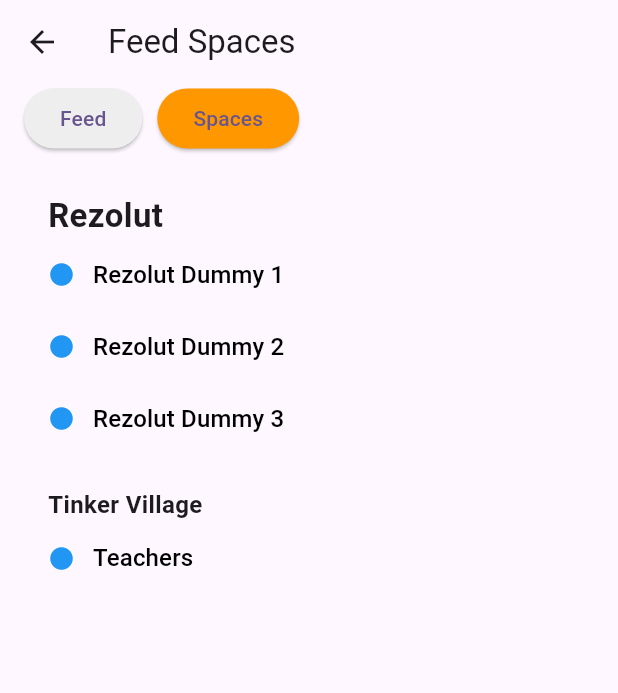
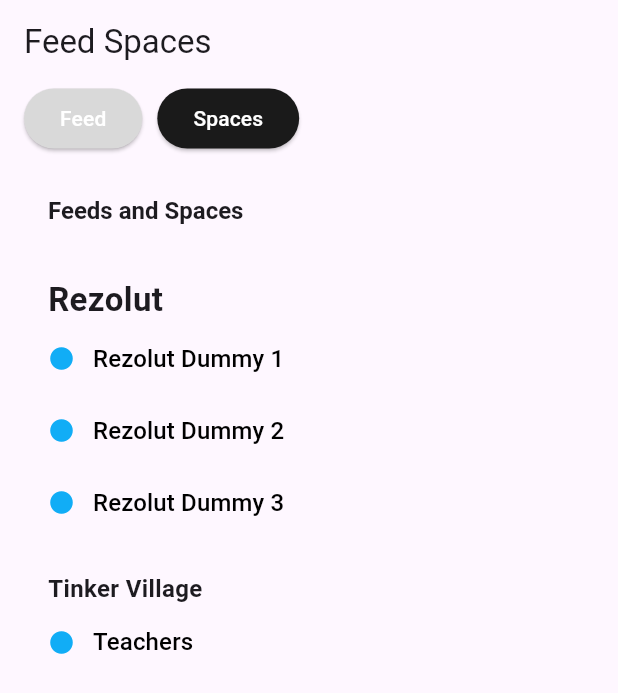
Before and after one commit to Durgesh9M/feed-spaces, a Flutter app: the FeedSpacesScreen screen opened directly, tab 2 chosen, after a tap on "Feed", after a tap on "Spaces", on a phone screen of 412 x 824 dp. Shown: the top 693 px of the screen. Run offline on Flutter 3.47's test engine with Material 3 defaults, Android fonts, the phone set to English and light mode, and no system bars; our stand-ins replace bloc, expandable_text, flutter_bloc.

Commit message:
modified post card widget and created space model class

```diff
--- /dev/null
+++ b/lib/core/utils/app_colors.dart
@@ -0,0 +1,9 @@
+import 'dart:ui';
+
+class AppColors{
+  static const lightGrey = Color(0xffF5F5F5);
+  static const black = Color(0xff1A1A1A);
+  static const grey = Color(0xffD9D9D9);
+  static const red = Color(0xff8B1A10);
+  static const blue = Color(0xff11ADF6);
+}
--- a/lib/features/feed_spaces/bloc/feed_spaces_bloc.dart
+++ b/lib/features/feed_spaces/bloc/feed_spaces_bloc.dart
@@ -15,7 +15,7 @@
       TabChangeEvent event, Emitter<FeedSpacesState> emit) async {
     try {
       selectedTabIndex = event.index;
-      emit(TabSelectedIndex());
+      emit(TabSelectedIndex(selectedTabIndex));
     } on Exception catch (e) {
       print(e);
     }
--- a/lib/features/feed_spaces/bloc/feed_spaces_state.dart
+++ b/lib/features/feed_spaces/bloc/feed_spaces_state.dart
@@ -6,7 +6,7 @@
 final class FeedSpacesInitial extends FeedSpacesState {}
 
 class TabSelectedIndex extends FeedSpacesState {
-  // final int currentIndex;
+  final int currentIndex;
 
-  // TabSelectedIndex({});
+  TabSelectedIndex(this.currentIndex);
 }
--- a/lib/features/feed_spaces/ui/feed_spaces_screen.dart
+++ b/lib/features/feed_spaces/ui/feed_spaces_screen.dart
@@ -1,3 +1,4 @@
+import 'package:feed_spaces/core/utils/app_colors.dart';
 import 'package:feed_spaces/features/feed_spaces/bloc/feed_spaces_bloc.dart';
 import 'package:feed_spaces/features/feed_spaces/ui/widgets/spaces_screen.dart';
 import 'package:flutter/material.dart';
@@ -35,12 +36,14 @@
                           style: ButtonStyle(
                               backgroundColor: WidgetStatePropertyAll(
                                   feedSpacesBloc.selectedTabIndex == 0
-                                      ? Colors.orange
-                                      : Colors.grey.shade200)),
+                                      ? AppColors.black
+                                      : AppColors.grey)),
                           onPressed: () {
                             feedSpacesBloc.add(TabChangeEvent(index: 0));
                           },
-                          child: Text('Feed')),
+                          child: Text('Feed', style: TextStyle(
+                            color: Colors.white
+                          ),)),
                     ),
                     SizedBox(
                       width: 10,
@@ -50,12 +53,14 @@
                         style: ButtonStyle(
                             backgroundColor: WidgetStatePropertyAll(
                                 feedSpacesBloc.selectedTabIndex == 1
-                                    ? Colors.orange
-                                    : Colors.grey.shade200)),
+                                    ? AppColors.black
+                                    : AppColors.grey)),
                         onPressed: () {
                           feedSpacesBloc.add(TabChangeEvent(index: 1));
                         },
-                        child: Text('Spaces'),
+                        child: Text('Spaces',  style: TextStyle(
+                            color: Colors.white
+                        )),
                       ),
                     ),
                   ],
--- a/lib/features/feed_spaces/ui/widgets/feed_screen.dart
+++ b/lib/features/feed_spaces/ui/widgets/feed_screen.dart
@@ -1,4 +1,7 @@
+import 'package:feed_spaces/features/feed_spaces/widgets/post_card.dart';
 import 'package:flutter/material.dart';
+
+import '../../../../core/utils/app_colors.dart';
 
 class FeedScreen extends StatefulWidget {
   const FeedScreen({super.key});
@@ -10,9 +13,26 @@
 class _FeedScreenState extends State<FeedScreen> {
   @override
   Widget build(BuildContext context) {
-    return Container(
-      child: Center(
-        child: Text('Feed Screen'),
+    return Scaffold(
+      body: Container(
+        child: Column(
+          children: [
+            PostCard(
+              imageUrl: AssetImage("assets/images/cat.jpg"),
+              radius: 25,
+              author: "Douglas Tyler",
+              subtitle: "Rezolut Dummy 1",
+              title: "Ai is new development",
+              content: "Lorem Ipsum is simply dummy text of the printing and typesetting industry. Lorem Ipsum has been the industry's standard dummy text ever since the 1500s, when an unknown printer took a galley of type and scrambled it to make a type specimen book. It has survived not only five centuries, but also the leap into electronic typesetting, remaining essentially unchanged. It was popularised in the 1960s with the release of Letraset sheets containing Lorem Ipsum passages, and more recently with desktop publishing software like Aldus PageMaker including versions of Lorem Ipsum.",
+              Icon: Icon(Icons.favorite, color: Colors.red,),
+              Icon2: Icon(Icons.comment),
+              likesCount: 10,
+              commentCount: 2,
+              date: DateTime.now(),
+            )
+
+          ],
+        ),
       ),
     );
   }
--- a/lib/features/feed_spaces/ui/widgets/spaces_screen.dart
+++ b/lib/features/feed_spaces/ui/widgets/spaces_screen.dart
@@ -1,3 +1,4 @@
+import 'package:feed_spaces/core/utils/app_colors.dart';
 import 'package:flutter/material.dart';
 
 class SpacesScreen extends StatefulWidget {
@@ -11,6 +12,11 @@
   @override
   Widget build(BuildContext context) {
     return Scaffold(
+      appBar: AppBar(
+        title: Text("Feeds and Spaces",
+          style: TextStyle(fontSize: 16.0,
+              fontWeight: FontWeight.bold),),
+      ),
       body: Container(
         // color: Colors.red,
         padding: EdgeInsets.all(16.0),
@@ -18,12 +24,12 @@
           crossAxisAlignment: CrossAxisAlignment.start,
           children: [
             Text("Rezolut",
-            style: TextStyle(fontSize: 22.0,
-            fontWeight: FontWeight.bold),),
+              style: TextStyle(fontSize: 22.0,
+                  fontWeight: FontWeight.bold),),
             Row(
               children: [
-                Icon(Icons.circle, color: Colors.blue,
-                size: 18.0,),
+                Icon(Icons.circle, color: AppColors.blue,
+                  size: 18.0,),
                 TextButton(onPressed: (){},
                     child: Text("Rezolut Dummy 1" , style: TextStyle(
                       color: Colors.black,
@@ -33,7 +39,7 @@
             ),
             Row(
               children: [
-                Icon(Icons.circle, color: Colors.blue, size: 18.0,),
+                Icon(Icons.circle, color: AppColors.blue, size: 18.0,),
                 TextButton(onPressed: (){},
                     child: Text("Rezolut Dummy 2" , style: TextStyle(
                       color: Colors.black,
@@ -43,7 +49,7 @@
             ),
             Row(
               children: [
-                Icon(Icons.circle, color: Colors.blue, size: 18.0,),
+                Icon(Icons.circle, color: AppColors.blue, size: 18.0,),
                 TextButton(onPressed: (){},
                     child: Text("Rezolut Dummy 3" , style: TextStyle(
                       color: Colors.black,
@@ -58,7 +64,7 @@
 
             Row(
               children: [
-                Icon(Icons.circle, color: Colors.blue, size: 18.0,),
+                Icon(Icons.circle, color: AppColors.blue, size: 18.0,),
                 TextButton(onPressed: (){},
                     child: Text("Teachers", style: TextStyle(
                       color: Colors.black,
--- a/lib/features/feed_spaces/widgets/post_card.dart
+++ b/lib/features/feed_spaces/widgets/post_card.dart
@@ -1,3 +1,5 @@
+import 'package:expandable_text/expandable_text.dart';
+import 'package:feed_spaces/core/utils/app_colors.dart';
 import 'package:flutter/material.dart';
 
 class PostCard extends StatelessWidget {
@@ -10,9 +12,8 @@
   final TextStyle? contentStyle;
   final ImageProvider? imageUrl;
   final DateTime? date;
-  final Widget? IconButton;
-  final Widget? IconButton2;
   final Widget? Icon;
+  final Widget? Icon2;
   final Widget? child;
   final double? height;
   final double? width;
@@ -27,7 +28,6 @@
       this.content,
       this.imageUrl,
       this.date,
-      this.IconButton,
       this.Icon,
       this.child,
       this.height,
@@ -39,63 +39,91 @@
       this.subTitleStyle,
       this.contentStyle,
       this.author,
-        this.IconButton2});
+        this.Icon2,});
 
   @override
-
   Widget build(BuildContext context) {
     return Center(
       child: Container(
+          decoration: BoxDecoration(
+            color: AppColors.lightGrey,
+            borderRadius: BorderRadius.circular(20.0),
+            // border: Border.all(color: Colors.black)
+          ),
           // padding: EdgeInsets.all(16.0),
           height: height,
           width: width,
-        child: Card(
-          margin: EdgeInsets.all(16.0),
-          color: Colors.grey[200],
           child: Column(
-            crossAxisAlignment: CrossAxisAlignment.start,
+            mainAxisSize: MainAxisSize.min,
+            children: [
+              ListTile(
+                leading: CircleAvatar(
+                  backgroundImage: imageUrl,
+                  radius: radius,
+                ),
+                title: Text(
+                  author!,
+                  style: TextStyle(fontWeight: FontWeight.bold,
+                  fontSize: 14.0),
+                ),
+                subtitle: subtitle != null ? Text(subtitle!,
+                style: TextStyle(fontSize: 12.0),) : null,
+              ),
+              Padding(
+                padding: const EdgeInsets.only(left: 8.0),
+                child: Align(
+                  alignment: Alignment.centerLeft,
+                  child:               Text(title ?? "", style: TextStyle(fontWeight: FontWeight.bold,
+                      fontSize: 16.0),),
+                ),
+              ),
+              if (content != null)
+                Padding(
+                  padding: const EdgeInsets.all(8.0),
+                  child: ExpandableText(
+                    content!,
+                    style: TextStyle(fontSize: 14.0),
+                    expandText: "\nShow more",
+                    expandOnTextTap: true,
+                    collapseText: "\nShow less",
+                    maxLines: 5,
+                    linkColor: Colors.black,
+                    linkStyle: TextStyle(
+                      fontWeight: FontWeight.bold
+                    ),
+                  ),
+                ),
+              Divider(
+                color: Colors.grey,
+                thickness: 0.5,
+              ),
+              Padding(
+                padding: const EdgeInsets.only(right: 8.0, left: 8.0, bottom: 16.0),
+                child: Row(
+                  mainAxisAlignment: MainAxisAlignment.spaceBetween,
                   children: [
                     Row(
                       children: [
-                  CircleAvatar(
-                    backgroundImage: imageUrl,
-                    radius: radius,
+                        InkWell(
+                          onTap: (){},
+                          child: Icon,
                         ),
-                  SizedBox(width: 10.0,),
-                  Column(
-                    children: [
-                      Text(author ?? "hbchbc", style: TextStyle(
-                        fontWeight: FontWeight.bold,
-                        fontSize: 22.0,
-                        color: Colors.black,
-                      ),),
-                      Text(subtitle ?? "bsbbaj"),
-                    ],
-                  )
-                ]
+                        // IconButton!,
+                        Text(likesCount!.toString() ?? ""),
+                        SizedBox(width: 8.0,),
+                        InkWell(
+                          onTap: (){},
+                          child: Icon2,
                         ),
-              Text(title ?? "kkncnkckcd",),
-              Text(content ?? "xkxnak",
-              textAlign: TextAlign.left,),
-              Divider(
-                thickness: 1.0,
-                color: Colors.grey,
-              ),
-              Row(
-                children: [
-                  IconButton!,
-                  Text(likesCount.toString()),
-                  SizedBox(width: 10.0,),
-                  IconButton2!,
-                  Text(commentCount.toString()),
-                  SizedBox(width: 20.0,),
-                  Text(date!.toString().substring(0,10)),
+                        Text(commentCount!.toString() ?? ""),
                       ],
                     ),
-        ]
+                    Text(date.toString().substring(0, 10) ?? ""),
+                  ],
                 ),
-      ),
-      ),
+              )
+            ],
+          )),
     );
   }
 }
--- /dev/null
+++ b/lib/features/source/api_endpoint.dart
@@ -0,0 +1 @@
+class
--- a/lib/main.dart
+++ b/lib/main.dart
@@ -1,6 +1,4 @@
 import 'package:feed_spaces/features/feed_spaces/ui/feed_spaces_screen.dart';
-import 'package:feed_spaces/features/feed_spaces/ui/feeds_page.dart';
-import 'package:feed_spaces/features/feed_spaces/ui/spaces_page.dart';
 import 'package:feed_spaces/features/feed_spaces/widgets/post_card.dart';
 import 'package:flutter/material.dart';
 
@@ -20,7 +18,7 @@
         colorScheme: ColorScheme.fromSeed(seedColor: Colors.deepPurple),
         useMaterial3: true,
       ),
-      home: FeedsPage(),
+      home: FeedSpacesScreen()
     );
   }
 }
--- a/pubspec.yaml
+++ b/pubspec.yaml
@@ -36,6 +36,8 @@
   # The following adds the Cupertino Icons font to your application.
   # Use with the CupertinoIcons class for iOS style icons.
   cupertino_icons: ^1.0.8
+  expandable_text: ^2.3.0
+  dio: ^5.8.0+1
 
 dev_dependencies:
   flutter_test:
```
Also changed, not shown: lib/features/feed_spaces/ui/feeds_page.dart (deleted, +0 -49 lines), lib/features/feed_spaces/ui/spaces_page.dart (deleted, +0 -79 lines), lib/features/models/spaces_model.dart (added, +240 -0 lines), lib/features/source/api_service.dart (added), pubspec.lock. Lines whose indentation alone changed are shown as unchanged.
